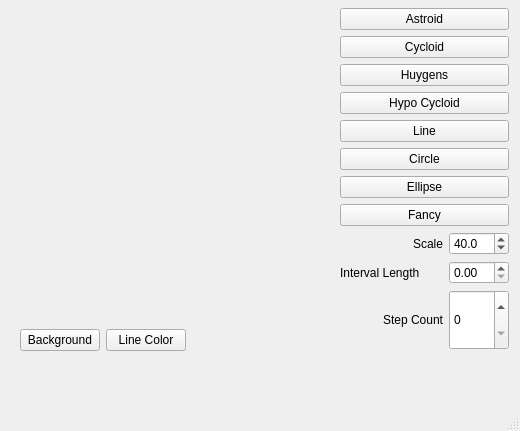
Before: the Qt Designer form mainwindow.ui in crisalgi/QtCurvesCPP, drawn with Qt 5.
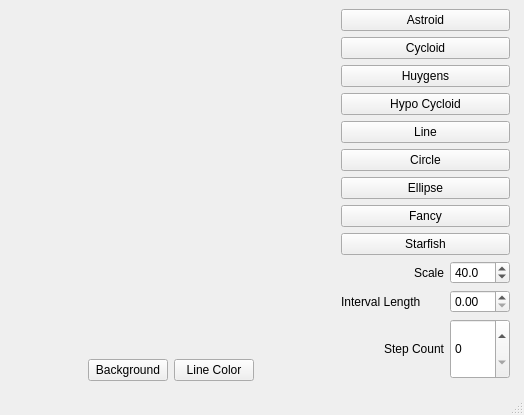
After: the same form once the commit is applied. Custom widgets are drawn as their Qt base class.

Commit message: add starfish shape

```diff
--- a/mainwindow.ui
+++ b/mainwindow.ui
@@ -6,8 +6,8 @@
    <rect>
     <x>0</x>
     <y>0</y>
-    <width>520</width>
-    <height>431</height>
+    <width>524</width>
+    <height>415</height>
    </rect>
   </property>
   <property name="sizePolicy">
@@ -23,10 +23,10 @@
    <widget class="QWidget" name="">
     <property name="geometry">
      <rect>
-      <x>20</x>
-      <y>20</y>
-      <width>291</width>
-      <height>331</height>
+      <x>10</x>
+      <y>10</y>
+      <width>321</width>
+      <height>371</height>
      </rect>
     </property>
     <layout class="QVBoxLayout" name="verticalLayout_2">
@@ -35,6 +35,19 @@
      </item>
      <item>
       <layout class="QHBoxLayout" name="horizontalLayout_4">
+       <item>
+        <spacer name="horizontalSpacer">
+         <property name="orientation">
+          <enum>Qt::Horizontal</enum>
+         </property>
+         <property name="sizeHint" stdset="0">
+          <size>
+           <width>40</width>
+           <height>20</height>
+          </size>
+         </property>
+        </spacer>
+       </item>
        <item>
         <widget class="QPushButton" name="btnBackground">
          <property name="text">
@@ -50,7 +63,7 @@
         </widget>
        </item>
        <item>
-        <spacer name="horizontalSpacer">
+        <spacer name="horizontalSpacer_2">
          <property name="orientation">
           <enum>Qt::Horizontal</enum>
          </property>
@@ -69,10 +82,10 @@
    <widget class="QWidget" name="">
     <property name="geometry">
      <rect>
-      <x>340</x>
-      <y>8</y>
+      <x>341</x>
+      <y>9</y>
       <width>169</width>
-      <height>346</height>
+      <height>377</height>
      </rect>
     </property>
     <layout class="QVBoxLayout" name="verticalLayout">
@@ -132,6 +145,13 @@
        </property>
       </widget>
      </item>
+     <item>
+      <widget class="QPushButton" name="btnStarfish">
+       <property name="text">
+        <string>Starfish</string>
+       </property>
+      </widget>
+     </item>
      <item>
       <layout class="QHBoxLayout" name="horizontalLayout">
        <item>
```
The commit also changes 4 other files.
